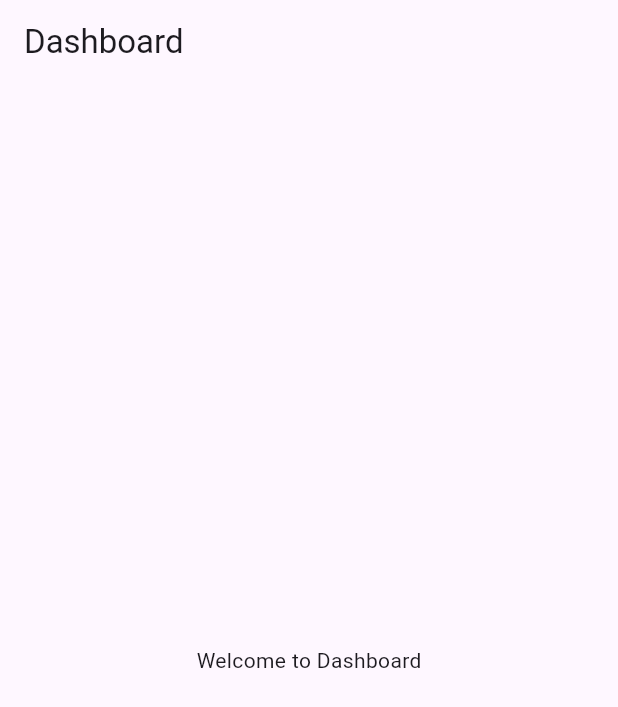
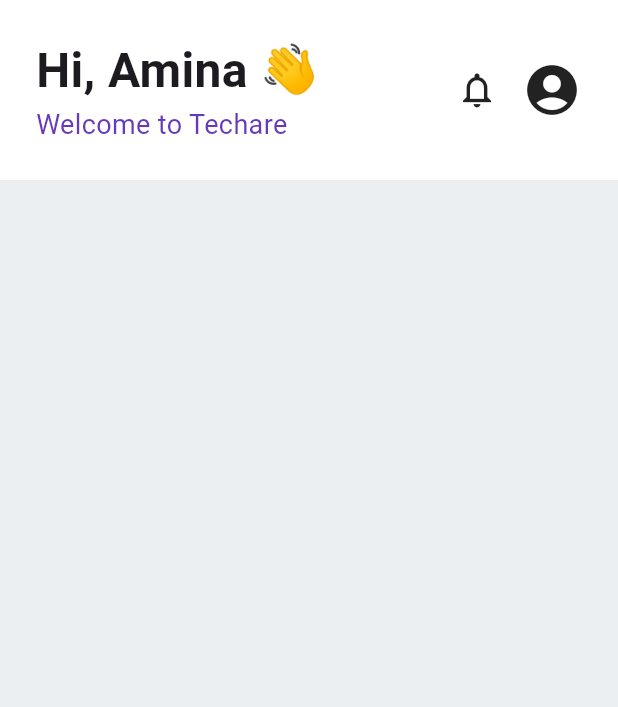
Before and after one commit to itsduce2/COMP3003-Techare, a Flutter app: the screen it shows after launch, on a phone screen of 412 x 824 dp. Shown: the top 707 px of the screen. Run offline on Flutter 3.47's test engine with Material 3 defaults, Android fonts, the phone set to English and light mode, and no system bars.

Commit message:
feat: header & icons

```diff
--- a/lib/dashboard.dart
+++ b/lib/dashboard.dart
@@ -4,21 +4,64 @@ class Dashboard extends StatefulWidget {
   const Dashboard({Key? key}) : super(key: key);
 
   @override
-  State<Dashboard> createState() => _Dashboardtate();
+  State<Dashboard> createState() => _DashboardState();
 }
 
-class _Dashboardtate extends State<Dashboard> {
+class _DashboardState extends State<Dashboard> {
   @override
   Widget build(BuildContext context) {
     return Scaffold(
-      appBar: AppBar(
-        title: const Text('Dashboard'),
-      ),
-      body: Center(
+      // Scaffold background color.
+      backgroundColor: Colors.blueGrey[50],
+
+      body: SafeArea(
+        // SafeArea
         child: Column(
-          mainAxisAlignment: MainAxisAlignment.center,
-          children: const [
-            Text('Welcome to Dashboard'),
+          // vertical column layout
+          crossAxisAlignment: CrossAxisAlignment.start,
+          children: [
+
+            // Header container
+            Container(
+              color: Colors.white, // White background
+              padding: const EdgeInsets.all(24.0), // Padding
+              child: Row(
+                mainAxisAlignment: MainAxisAlignment.spaceBetween,
+                children: [
+                  // Greeting column
+                  Column(
+                    crossAxisAlignment: CrossAxisAlignment.start,
+                    children: const [
+                      Text(
+                        'Hi, Amina 👋',
+                        style: TextStyle(
+                          fontSize: 32,
+                          fontWeight: FontWeight.bold,
+                        ),
+                      ),
+                      Text(
+                        'Welcome to Techare',
+                        style: TextStyle(
+                          fontSize: 18,
+                          color: Colors.deepPurple,
+                        ),
+                      ),
+                    ],
+                  ),
+                  // Icons
+                  Row(
+                    children: const [
+                      Icon(Icons.notifications_none, size: 28),
+                      SizedBox(width: 16),
+                      Icon(Icons.account_circle, size: 40),
+                    ],
+                  ),
+                ],
+              ),
+            ),
+
+
+
           ],
         ),
       ),
--- a/lib/main.dart
+++ b/lib/main.dart
@@ -1,6 +1,5 @@
 import 'package:flutter/material.dart';
-import 'dashboard.dart'; // Import your new file
-
+import 'dashboard.dart';
 void main() {
   runApp(const MyApp());
 }
```
